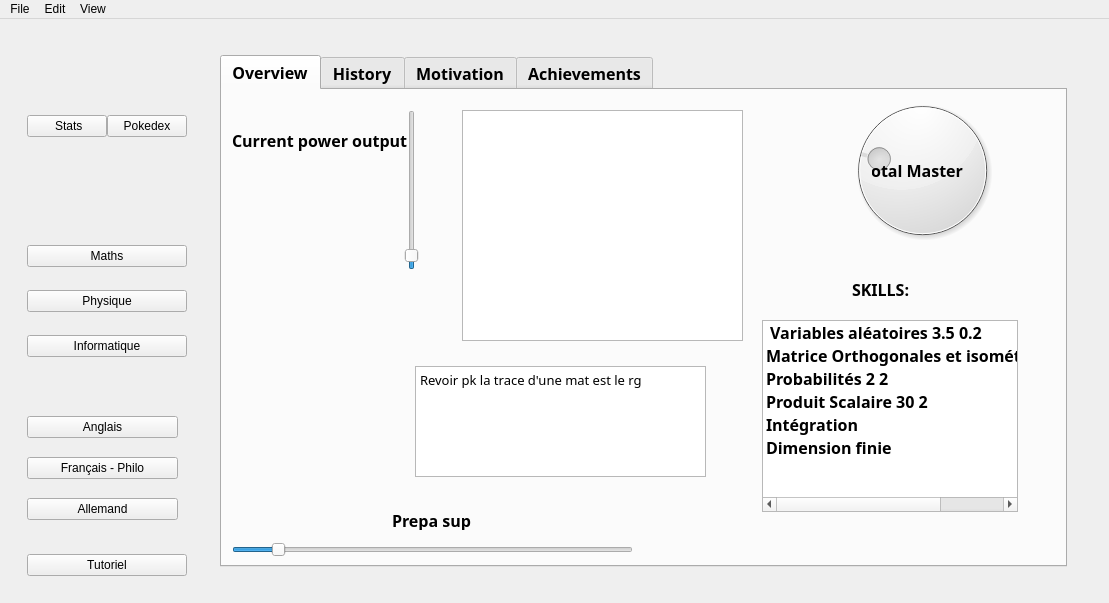
This is mainwindow.ui in Laytongentleman/Neophyte as Qt 5 draws it before an edit. The edited form follows.
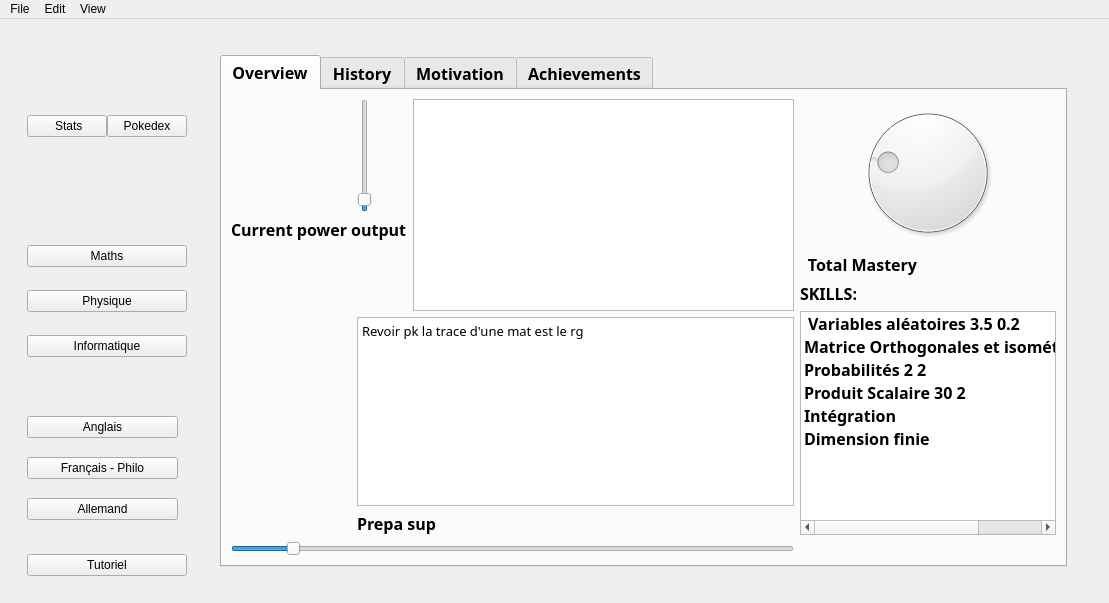
This is the edited form. Icons and pictures are not drawn.

Diff of the .ui file:
```diff
--- a/mainwindow.ui
+++ b/mainwindow.ui
@@ -374,55 +374,9 @@
                   <attribute name="title">
                    <string>Overview</string>
                   </attribute>
-                  <widget class="QDial" name="Mastery">
-                   <property name="geometry">
-                    <rect>
-                     <x>590</x>
-                     <y>0</y>
-                     <width>221</width>
-                     <height>161</height>
-                    </rect>
-                   </property>
-                   <property name="maximum">
-                    <number>100</number>
-                   </property>
-                   <property name="value">
-                    <number>25</number>
-                   </property>
-                   <property name="wrapping">
-                    <bool>false</bool>
-                   </property>
-                  </widget>
-                  <widget class="QLabel" name="label">
-                   <property name="geometry">
-                    <rect>
-                     <x>650</x>
-                     <y>50</y>
-                     <width>91</width>
-                     <height>61</height>
-                    </rect>
-                   </property>
-                   <property name="font">
-                    <font>
-                     <family>ClearlyU</family>
-                    </font>
-                   </property>
-                   <property name="text">
-                    <string>Total Mastery</string>
-                   </property>
-                   <property name="alignment">
-                    <set>Qt::AlignCenter</set>
-                   </property>
-                  </widget>
+                  <layout class="QGridLayout" name="gridLayout_13">
+                   <item row="6" column="3" rowspan="3" colspan="2">
                   <widget class="QListWidget" name="listWidget">
-                   <property name="geometry">
-                    <rect>
-                     <x>540</x>
-                     <y>230</y>
-                     <width>256</width>
-                     <height>192</height>
-                    </rect>
-                   </property>
                    <item>
                     <property name="text">
                      <string> Variables aléatoires 3.5 0.2</string>
@@ -454,19 +408,13 @@
                     </property>
                    </item>
                   </widget>
+                   </item>
+                   <item row="5" column="0" rowspan="3">
                   <widget class="QLabel" name="label_2">
-                   <property name="geometry">
-                    <rect>
-                     <x>30</x>
-                     <y>190</y>
-                     <width>111</width>
-                     <height>121</height>
-                    </rect>
-                   </property>
                    <property name="maximumSize">
                     <size>
-                     <width>16777215</width>
-                     <height>16777215</height>
+                       <width>50</width>
+                       <height>50</height>
                     </size>
                    </property>
                    <property name="text">
@@ -482,36 +430,16 @@
                     <number>-1</number>
                    </property>
                   </widget>
-                  <widget class="QSlider" name="verticalSlider">
-                   <property name="geometry">
-                    <rect>
-                     <x>180</x>
-                     <y>20</y>
-                     <width>20</width>
-                     <height>160</height>
-                    </rect>
-                   </property>
-                   <property name="font">
-                    <font>
-                     <italic>true</italic>
-                    </font>
-                   </property>
-                   <property name="value">
-                    <number>5</number>
-                   </property>
-                   <property name="orientation">
-                    <enum>Qt::Vertical</enum>
-                   </property>
-                  </widget>
+                   </item>
+                   <item row="0" column="2" rowspan="7">
+                    <widget class="QPlainTextEdit" name="mathsquicktext">
+                     <property name="plainText">
+                      <string/>
+                     </property>
+                    </widget>
+                   </item>
+                   <item row="9" column="0" colspan="3">
                   <widget class="QSlider" name="horizontalSlider">
-                   <property name="geometry">
-                    <rect>
-                     <x>10</x>
-                     <y>450</y>
-                     <width>401</width>
-                     <height>20</height>
-                    </rect>
-                   </property>
                    <property name="value">
                     <number>10</number>
                    </property>
@@ -519,15 +447,9 @@
                     <enum>Qt::Horizontal</enum>
                    </property>
                   </widget>
+                   </item>
+                   <item row="1" column="0" rowspan="2" colspan="2">
                   <widget class="QLabel" name="label_3">
-                   <property name="geometry">
-                    <rect>
-                     <x>10</x>
-                     <y>30</y>
-                     <width>201</width>
-                     <height>41</height>
-                    </rect>
-                   </property>
                    <property name="font">
                     <font>
                      <family>Clean</family>
@@ -541,60 +463,24 @@
                     <string>Current power output</string>
                    </property>
                   </widget>
-                  <widget class="QLabel" name="label_4">
-                   <property name="geometry">
-                    <rect>
-                     <x>170</x>
-                     <y>420</y>
-                     <width>81</width>
-                     <height>20</height>
-                    </rect>
-                   </property>
-                   <property name="text">
-                    <string>Prepa sup</string>
-                   </property>
-                  </widget>
-                  <widget class="QPlainTextEdit" name="mathsquicktext">
-                   <property name="geometry">
-                    <rect>
-                     <x>240</x>
-                     <y>20</y>
-                     <width>281</width>
-                     <height>231</height>
-                    </rect>
-                   </property>
-                   <property name="plainText">
-                    <string/>
-                   </property>
-                  </widget>
-                  <widget class="QLabel" name="label_5">
-                   <property name="geometry">
-                    <rect>
-                     <x>630</x>
-                     <y>190</y>
-                     <width>57</width>
-                     <height>18</height>
-                    </rect>
-                   </property>
+                   </item>
+                   <item row="0" column="1">
+                    <widget class="QSlider" name="verticalSlider">
                    <property name="font">
                     <font>
-                     <family>Clean</family>
-                     <pointsize>12</pointsize>
-                    </font>
-                   </property>
-                   <property name="text">
-                    <string>SKILLS:</string>
-                   </property>
-                  </widget>
+                       <italic>true</italic>
+                      </font>
+                     </property>
+                     <property name="value">
+                      <number>5</number>
+                     </property>
+                     <property name="orientation">
+                      <enum>Qt::Vertical</enum>
+                     </property>
+                    </widget>
+                   </item>
+                   <item row="7" column="1" colspan="2">
                   <widget class="QTextEdit" name="textEdit">
-                   <property name="geometry">
-                    <rect>
-                     <x>193</x>
-                     <y>276</y>
-                     <width>291</width>
-                     <height>111</height>
-                    </rect>
-                   </property>
                    <property name="font">
                     <font>
                      <family>Hack</family>
@@ -610,6 +496,56 @@
 &lt;p style=&quot; margin-top:0px; margin-bottom:0px; margin-left:0px; margin-right:0px; -qt-block-indent:0; text-indent:0px;&quot;&gt;&lt;span style=&quot; font-family:'Noto Sans'; font-weight:400;&quot;&gt;Revoir pk la trace d'une mat est le rg&lt;/span&gt;&lt;/p&gt;&lt;/body&gt;&lt;/html&gt;</string>
                    </property>
                   </widget>
+                   </item>
+                   <item row="5" column="3" colspan="2">
+                    <widget class="QLabel" name="label_5">
+                     <property name="font">
+                      <font>
+                       <family>Clean</family>
+                       <pointsize>12</pointsize>
+                      </font>
+                     </property>
+                     <property name="text">
+                      <string>SKILLS:</string>
+                     </property>
+                    </widget>
+                   </item>
+                   <item row="0" column="3" rowspan="4" colspan="2">
+                    <widget class="QDial" name="Mastery">
+                     <property name="maximum">
+                      <number>100</number>
+                     </property>
+                     <property name="value">
+                      <number>25</number>
+                     </property>
+                     <property name="wrapping">
+                      <bool>false</bool>
+                     </property>
+                    </widget>
+                   </item>
+                   <item row="8" column="1" colspan="2">
+                    <widget class="QLabel" name="label_4">
+                     <property name="text">
+                      <string>Prepa sup</string>
+                     </property>
+                    </widget>
+                   </item>
+                   <item row="4" column="3">
+                    <widget class="QLabel" name="label">
+                     <property name="font">
+                      <font>
+                       <family>ClearlyU</family>
+                      </font>
+                     </property>
+                     <property name="text">
+                      <string>Total Mastery</string>
+                     </property>
+                     <property name="alignment">
+                      <set>Qt::AlignCenter</set>
+                     </property>
+                    </widget>
+                   </item>
+                  </layout>
                  </widget>
                  <widget class="QWidget" name="tab_4">
                   <attribute name="title">
```
Lines whose indentation alone changed are shown as unchanged.
